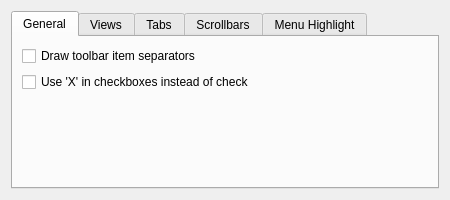
This is kstyles/oxygen/config/oxygenconf.ui in KDE/kde-runtime as Qt 5 draws it before an edit. The edited form follows.
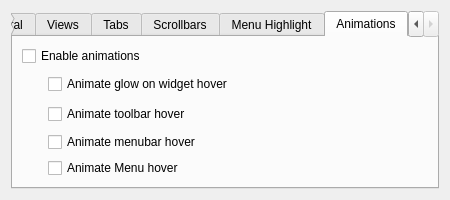
This is the edited form. The open tabs and pages were chosen to show the change. Custom widgets are drawn as their Qt base class.

```diff
--- a/kstyles/oxygen/config/oxygenconf.ui
+++ b/kstyles/oxygen/config/oxygenconf.ui
@@ -29,40 +29,46 @@
       <attribute name="title">
        <string>General</string>
       </attribute>
-      <layout class="QVBoxLayout" name="verticalLayout_7">
-       <item>
-        <layout class="QVBoxLayout" name="verticalLayout_5">
-         <property name="sizeConstraint">
-          <enum>QLayout::SetNoConstraint</enum>
-         </property>
-         <item>
+      <layout class="QGridLayout" name="gridLayout_5">
+       <item row="0" column="0">
           <widget class="QCheckBox" name="_toolBarDrawItemSeparator">
            <property name="text">
             <string>Draw toolbar item separators</string>
            </property>
           </widget>
          </item>
-         <item>
+       <item row="1" column="0">
           <widget class="QCheckBox" name="_checkDrawX">
            <property name="text">
             <string>Use 'X' in checkboxes instead of check</string>
            </property>
           </widget>
          </item>
-         <item>
+       <item row="2" column="0">
           <spacer name="verticalSpacer_4">
            <property name="orientation">
             <enum>Qt::Vertical</enum>
            </property>
            <property name="sizeHint" stdset="0">
             <size>
-             <width>20</width>
-             <height>40</height>
+           <width>244</width>
+           <height>97</height>
             </size>
            </property>
           </spacer>
          </item>
-        </layout>
+       <item row="0" column="1">
+        <spacer name="horizontalSpacer_6">
+         <property name="orientation">
+          <enum>Qt::Horizontal</enum>
+         </property>
+         <property name="sizeHint" stdset="0">
+          <size>
+           <width>40</width>
+           <height>20</height>
+          </size>
+         </property>
+        </spacer>
        </item>
       </layout>
      </widget>
@@ -296,10 +302,112 @@
        </item>
       </layout>
      </widget>
-    </widget>
-   </item>
-  </layout>
- </widget>
+     <widget class="QWidget" name="tab">
+      <attribute name="title">
+       <string>Animations</string>
+      </attribute>
+      <layout class="QGridLayout" name="gridLayout">
+       <item row="0" column="0" colspan="2">
+        <widget class="QCheckBox" name="_animationsEnabled">
+         <property name="text">
+          <string>Enable animations</string>
+         </property>
+        </widget>
+       </item>
+       <item row="1" column="0" rowspan="2">
+        <spacer name="horizontalSpacer_3">
+         <property name="orientation">
+          <enum>Qt::Horizontal</enum>
+         </property>
+         <property name="sizeType">
+          <enum>QSizePolicy::Fixed</enum>
+         </property>
+         <property name="sizeHint" stdset="0">
+          <size>
+           <width>20</width>
+           <height>55</height>
+          </size>
+         </property>
+        </spacer>
+       </item>
+       <item row="1" column="1">
+        <widget class="QCheckBox" name="_genericAnimationsEnabled">
+         <property name="text">
+          <string>Animate glow on widget hover</string>
+         </property>
+        </widget>
+       </item>
+       <item row="2" column="1">
+        <widget class="QCheckBox" name="_toolBarAnimationsEnabled">
+         <property name="text">
+          <string>Animate toolbar hover</string>
+         </property>
+        </widget>
+       </item>
+       <item row="3" column="1">
+        <widget class="QCheckBox" name="_menuBarAnimationsEnabled">
+         <property name="text">
+          <string>Animate menubar hover</string>
+         </property>
+        </widget>
+       </item>
+       <item row="4" column="1">
+        <widget class="QCheckBox" name="_menuAnimationsEnabled">
+         <property name="text">
+          <string>Animate Menu hover</string>
+         </property>
+        </widget>
+       </item>
+       <item row="5" column="1">
+        <spacer name="verticalSpacer_6">
+         <property name="orientation">
+          <enum>Qt::Vertical</enum>
+         </property>
+         <property name="sizeHint" stdset="0">
+          <size>
+           <width>20</width>
+           <height>40</height>
+          </size>
+         </property>
+        </spacer>
+       </item>
+       <item row="0" column="2">
+        <spacer name="horizontalSpacer_4">
+         <property name="orientation">
+          <enum>Qt::Horizontal</enum>
+         </property>
+         <property name="sizeHint" stdset="0">
+          <size>
+           <width>40</width>
+           <height>20</height>
+          </size>
+         </property>
+        </spacer>
+       </item>
+      </layout>
+     </widget>
+    </widget>
+   </item>
+  </layout>
+ </widget>
+ <customwidgets>
+  <customwidget>
+   <class>KIntSpinBox</class>
+   <extends>QSpinBox</extends>
+   <header>knuminput.h</header>
+  </customwidget>
+  <customwidget>
+   <class>KComboBox</class>
+   <extends>QComboBox</extends>
+   <header>kcombobox.h</header>
+  </customwidget>
+  <customwidget>
+   <class>KTabWidget</class>
+   <extends>QTabWidget</extends>
+   <header>ktabwidget.h</header>
+   <container>1</container>
+  </customwidget>
+ </customwidgets>
  <resources/>
  <connections>
   <connection>
```
Left out of the diff: 97 changed lines with no effect on the pictures. Lines whose indentation alone changed are shown as unchanged.
